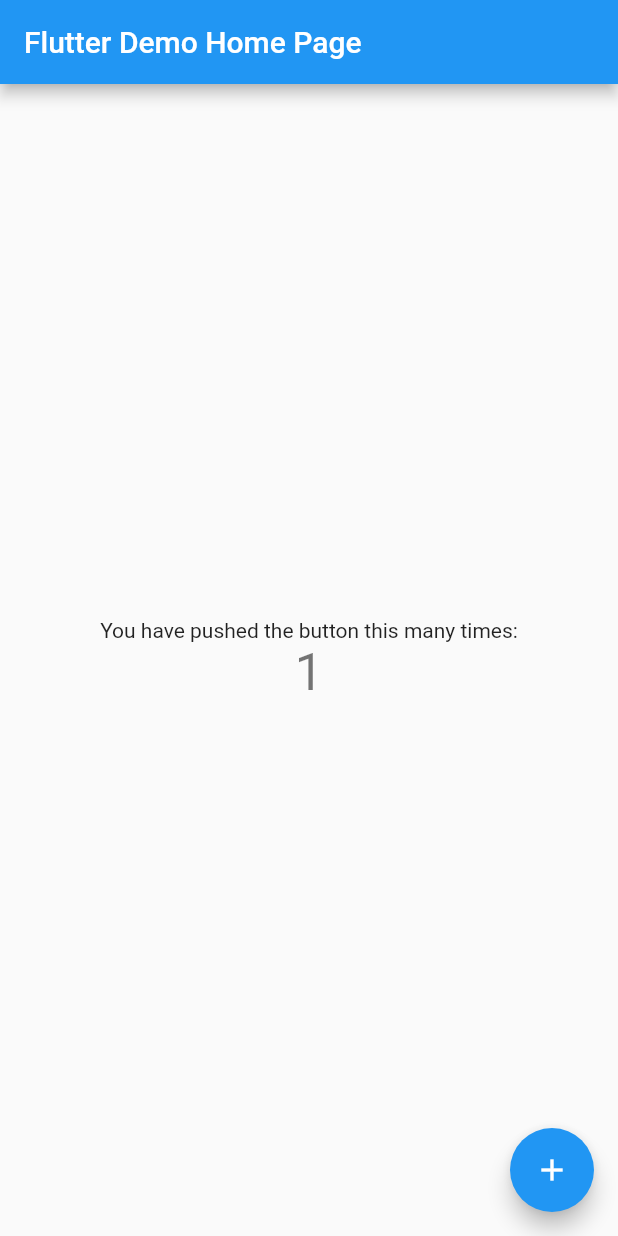
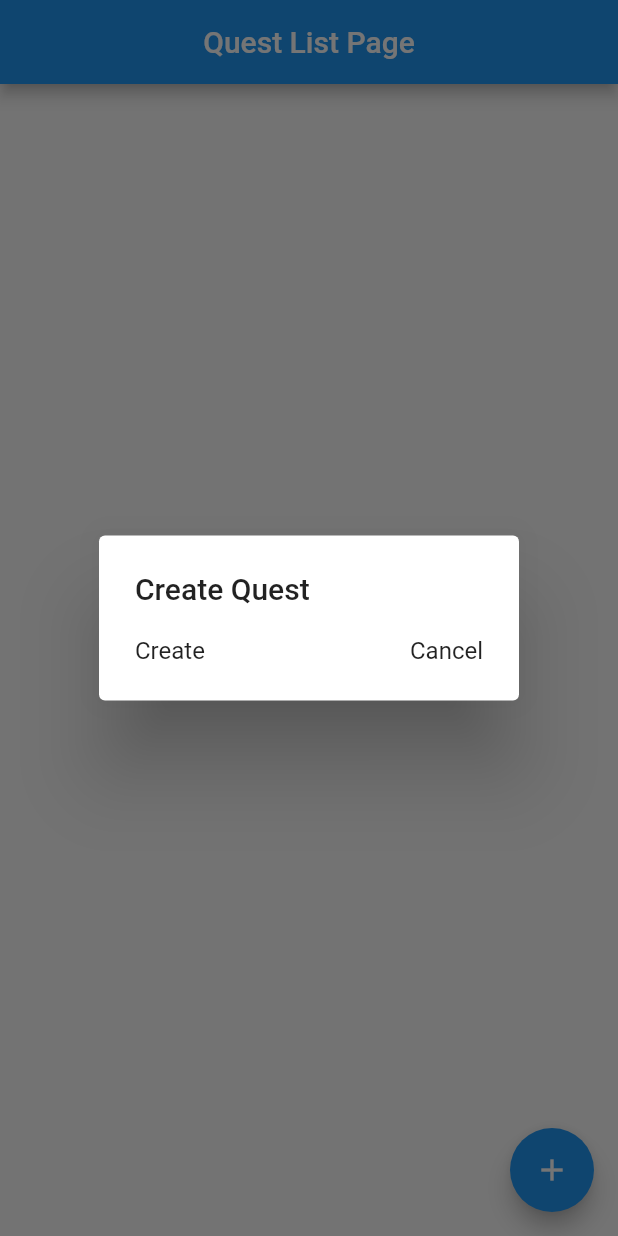
Before and after one commit to MisorWyvern/clean_arch_dart_poc, a Flutter app: the screen it shows after launch, after a tap on the "add" icon, on a phone screen of 412 x 824 dp. Run offline on Flutter 3.47's test engine with Material 2 defaults, Android fonts, the phone set to English and light mode, and no system bars; our stand-ins replace dartz, equatable, sqflite; accounts and stored records are empty.

Commit message:
add controller and basic ui for list

```diff
--- a/lib/layers/external/datasources/sqflite/quest_datasource_imp.dart
+++ b/lib/layers/external/datasources/sqflite/quest_datasource_imp.dart
@@ -35,14 +35,7 @@ class QuestDataSourceImp implements QuestDataSource {
 
     final List<Map<String, dynamic>> maps = await db.query(_questsTable);
 
-    final List<QuestDTO> quests = List();
-    maps.forEach((quest) {
-      final dto = QuestDTO(
-        name: quest["name"],
-        description: quest["description"],
-      );
-      quests.add(dto);
-    });
+    final List<QuestDTO> quests = maps.map((e) => QuestDTO.fromMap(e)).toList();
 
     return quests;
   }
@@ -51,9 +44,7 @@ class QuestDataSourceImp implements QuestDataSource {
   Future<void> save(QuestDTO dto) async {
     Database db = await createDatabase();
 
-    final Map<String, dynamic> questMap = {};
-    questMap['name'] = dto.name;
-    questMap['description'] = dto.description;
+    final Map<String, dynamic> questMap = QuestDTO.toMap(dto);
 
     return db.insert(_questsTable, questMap);
   }
--- a/lib/layers/infra/dto/quest_dto.dart
+++ b/lib/layers/infra/dto/quest_dto.dart
@@ -5,6 +5,18 @@ class QuestDTO {
 
   QuestDTO({this.id, this.name, this.description});
 
+  static Map<String, dynamic> toMap(QuestDTO dto) => {
+        "id": dto?.id ?? 0,
+        "name": dto?.name ?? "",
+        "description": dto?.description ?? "",
+      };
+
+  static QuestDTO fromMap(Map<String, dynamic> map) => QuestDTO(
+        id: map["id"] ?? 0,
+        name: map["name"] ?? "",
+        description: map["description"] ?? "",
+      );
+
   @override
   String toString() => 'QuestDTO(name: $name, description: $description)';
 }
--- /dev/null
+++ b/lib/layers/presenter/UI/pages/quest_list_page.dart
@@ -0,0 +1,103 @@
+import 'package:clean_arch_dart_poc/core/mapper/mapper.dart';
+import 'package:clean_arch_dart_poc/layers/domain/repositories/quest_repository.dart';
+import 'package:clean_arch_dart_poc/layers/domain/usecases/quest_usecase.dart';
+import 'package:clean_arch_dart_poc/layers/domain/usecases/quest_usecase_imp.dart';
+import 'package:clean_arch_dart_poc/layers/external/datasources/sqflite/quest_datasource_imp.dart';
+import 'package:clean_arch_dart_poc/layers/infra/datasources/quest_datasource.dart';
+import 'package:clean_arch_dart_poc/layers/infra/dto/quest_dto.dart';
+import 'package:clean_arch_dart_poc/layers/infra/mapper/quest_mapper.dart';
+import 'package:clean_arch_dart_poc/layers/infra/repositories/quest_repository_imp.dart';
+import 'package:clean_arch_dart_poc/layers/presenter/controller/quest_controller.dart';
+import 'package:flutter/material.dart';
+
+class QuestListPage extends StatefulWidget {
+  @override
+  _QuestListPageState createState() => _QuestListPageState();
+}
+
+class _QuestListPageState extends State<QuestListPage> {
+  List<QuestDTO> quests = [];
+  QuestController controller;
+
+  _QuestListPageState() {
+    Mapper _mapper = QuestMapper();
+    QuestDataSource _datasource = QuestDataSourceImp();
+    QuestRepository _repository = QuestRepositoryImp(_datasource, _mapper);
+    QuestUseCase _useCase = QuestUseCaseImp(_repository);
+    controller = QuestController(_useCase, _mapper);
+  }
+
+  @override
+  Widget build(BuildContext context) {
+    return Scaffold(
+      appBar: AppBar(
+        title: Text("Quest List Page"),
+        centerTitle: true,
+      ),
+      floatingActionButton: FloatingActionButton(
+        child: Icon(Icons.add),
+        onPressed: () {
+          showDialog(context: context, child: AddQuestDialog());
+        },
+      ),
+      body: FutureBuilder(
+        future: Future.delayed(Duration(seconds: 3)).then(
+            (value) => controller.getQuests().then((value) => quests = value)),
+        builder: (context, snapshot) {
+          if (snapshot.connectionState != ConnectionState.done) {
+            return Center(
+              child: CircularProgressIndicator(),
+            );
+          }
+
+          if (quests.length <= 0) {
+            return Center(
+              child: Text("No quests created..."),
+            );
+          }
+
+          return ListView.builder(
+              itemCount: quests.length,
+              itemBuilder: (context, index) {
+                return ListTile(
+                  title: Text(quests[index].name),
+                );
+              });
+        },
+      ),
+    );
+  }
+}
+
+class AddQuestDialog extends StatefulWidget {
+  @override
+  _AddQuestDialogState createState() => _AddQuestDialogState();
+}
+
+class _AddQuestDialogState extends State<AddQuestDialog> {
+  @override
+  Widget build(BuildContext context) {
+    return SimpleDialog(
+      title: Text("Create Quest"),
+      children: [
+        Row(
+          mainAxisAlignment: MainAxisAlignment.spaceBetween,
+          children: [
+            SimpleDialogOption(
+              child: Text("Create"),
+              onPressed: () {
+                Navigator.of(context).pop();
+              },
+            ),
+            SimpleDialogOption(
+              child: Text("Cancel"),
+              onPressed: () {
+                Navigator.of(context).pop();
+              },
+            ),
+          ],
+        ),
+      ],
+    );
+  }
+}
--- /dev/null
+++ b/lib/layers/presenter/UI/pages/splash_screen_page.dart
@@ -0,0 +1,39 @@
+import 'package:clean_arch_dart_poc/layers/presenter/UI/pages/quest_list_page.dart';
+import 'package:flutter/material.dart';
+
+class SplashScreenPage extends StatefulWidget {
+  @override
+  _SplashScreenPageState createState() => _SplashScreenPageState();
+}
+
+class _SplashScreenPageState extends State<SplashScreenPage> {
+  @override
+  void initState() {
+    super.initState();
+
+    Future.delayed(Duration(seconds: 3)).then(
+      (value) => Navigator.of(context).pushReplacement(
+        MaterialPageRoute(builder: (_) => QuestListPage()),
+      ),
+    );
+  }
+
+  @override
+  Widget build(BuildContext context) {
+    return Container(
+      color: Theme.of(context).primaryColor,
+      child: Center(
+        child: Column(
+          mainAxisAlignment: MainAxisAlignment.center,
+          children: [
+            Text(
+              "TEST\nSPLASH\nSCREEN",
+              textAlign: TextAlign.center,
+              style: Theme.of(context).textTheme.headline2,
+            ),
+          ],
+        ),
+      ),
+    );
+  }
+}
--- /dev/null
+++ b/lib/layers/presenter/controller/quest_controller.dart
@@ -0,0 +1,29 @@
+import 'package:clean_arch_dart_poc/core/mapper/mapper.dart';
+import 'package:clean_arch_dart_poc/layers/domain/usecases/quest_usecase.dart';
+import 'package:clean_arch_dart_poc/layers/infra/dto/quest_dto.dart';
+import 'package:dartz/dartz.dart';
+
+class QuestController {
+  final QuestUseCase _questUseCase;
+  final Mapper _mapper;
+
+  QuestController(this._questUseCase, this._mapper);
+
+  Future<List<QuestDTO>> getQuests() async {
+    dynamic result = await _questUseCase.findAll();
+
+    return result.fold(
+      (left) => [QuestDTO(id: 0, name: left.props, description: "")],
+      (right) => Right(result.map((e) => _mapper.to(e)).toList()),
+    );
+  }
+
+  Future<String> save(QuestDTO dto) async {
+    dynamic result = await _questUseCase.save(_mapper.from(dto));
+
+    return result.fold(
+      (left) => ("Something when wrong: " + left.props[0]),
+      (right) => ("Success!"),
+    );
+  }
+}
--- a/lib/main.dart
+++ b/lib/main.dart
@@ -1,117 +1,21 @@
 import 'package:flutter/material.dart';
 
+import 'layers/presenter/UI/pages/splash_screen_page.dart';
+
 void main() {
-  runApp(MyApp());
+  runApp(CleanPOC());
 }
 
-class MyApp extends StatelessWidget {
-  // This widget is the root of your application.
+class CleanPOC extends StatelessWidget {
   @override
   Widget build(BuildContext context) {
     return MaterialApp(
-      title: 'Flutter Demo',
+      title: 'Clean Arch POC',
       theme: ThemeData(
-        // This is the theme of your application.
-        //
-        // Try running your application with "flutter run". You'll see the
-        // application has a blue toolbar. Then, without quitting the app, try
-        // changing the primarySwatch below to Colors.green and then invoke
-        // "hot reload" (press "r" in the console where you ran "flutter run",
-        // or simply save your changes to "hot reload" in a Flutter IDE).
-        // Notice that the counter didn't reset back to zero; the application
-        // is not restarted.
         primarySwatch: Colors.blue,
-        // This makes the visual density adapt to the platform that you run
-        // the app on. For desktop platforms, the controls will be smaller and
-        // closer together (more dense) than on mobile platforms.
         visualDensity: VisualDensity.adaptivePlatformDensity,
       ),
-      home: MyHomePage(title: 'Flutter Demo Home Page'),
+      home: SplashScreenPage(),
     );
   }
 }
-
-class MyHomePage extends StatefulWidget {
-  MyHomePage({Key key, this.title}) : super(key: key);
-
-  // This widget is the home page of your application. It is stateful, meaning
-  // that it has a State object (defined below) that contains fields that affect
-  // how it looks.
-
-  // This class is the configuration for the state. It holds the values (in this
-  // case the title) provided by the parent (in this case the App widget) and
-  // used by the build method of the State. Fields in a Widget subclass are
-  // always marked "final".
-
-  final String title;
-
-  @override
-  _MyHomePageState createState() => _MyHomePageState();
-}
-
-class _MyHomePageState extends State<MyHomePage> {
-  int _counter = 0;
-
-  void _incrementCounter() {
-    setState(() {
-      // This call to setState tells the Flutter framework that something has
-      // changed in this State, which causes it to rerun the build method below
-      // so that the display can reflect the updated values. If we changed
-      // _counter without calling setState(), then the build method would not be
-      // called again, and so nothing would appear to happen.
-      _counter++;
-    });
-  }
-
-  @override
-  Widget build(BuildContext context) {
-    // This method is rerun every time setState is called, for instance as done
-    // by the _incrementCounter method above.
-    //
-    // The Flutter framework has been optimized to make rerunning build methods
-    // fast, so that you can just rebuild anything that needs updating rather
-    // than having to individually change instances of widgets.
-    return Scaffold(
-      appBar: AppBar(
-        // Here we take the value from the MyHomePage object that was created by
-        // the App.build method, and use it to set our appbar title.
-        title: Text(widget.title),
-      ),
-      body: Center(
-        // Center is a layout widget. It takes a single child and positions it
-        // in the middle of the parent.
-        child: Column(
-          // Column is also a layout widget. It takes a list of children and
-          // arranges them vertically. By default, it sizes itself to fit its
-          // children horizontally, and tries to be as tall as its parent.
-          //
-          // Invoke "debug painting" (press "p" in the console, choose the
-          // "Toggle Debug Paint" action from the Flutter Inspector in Android
-          // Studio, or the "Toggle Debug Paint" command in Visual Studio Code)
-          // to see the wireframe for each widget.
-          //
-          // Column has various properties to control how it sizes itself and
-          // how it positions its children. Here we use mainAxisAlignment to
-          // center the children vertically; the main axis here is the vertical
-          // axis because Columns are vertical (the cross axis would be
-          // horizontal).
-          mainAxisAlignment: MainAxisAlignment.center,
-          children: <Widget>[
-            Text(
-              'You have pushed the button this many times:',
-            ),
-            Text(
-              '$_counter',
-              style: Theme.of(context).textTheme.headline4,
-            ),
-          ],
-        ),
-      ),
-      floatingActionButton: FloatingActionButton(
-        onPressed: _incrementCounter,
-        tooltip: 'Increment',
-        child: Icon(Icons.add),
-      ), // This trailing comma makes auto-formatting nicer for build methods.
-    );
-  }
-}
```
Also changed, not shown: 2 other files.
